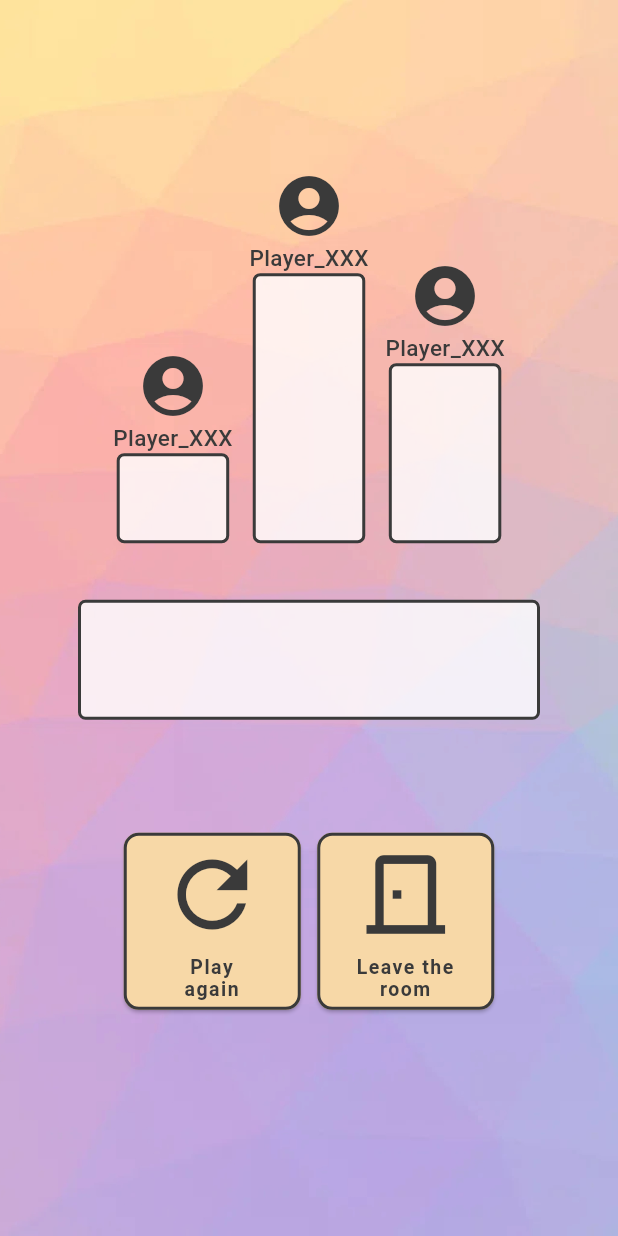
After one commit to IU-Capstone-Project-2025/Online-game-7Red, a Flutter app: the ResultPage screen opened by its route, on a phone screen of 412 x 824 dp. The commit adds this screen. Run offline on Flutter 3.47's test engine with Material 3 defaults, Android fonts, the phone set to English and light mode, and no system bars; our stand-ins replace circular_countdown_timer, shared_preferences; missing offline and left inert: flame; accounts and stored records are empty; network calls fail.

Commit message:
feat: add schema to ResultPage, upgrade text in WaitingRoomPage, upgrade place and time saving in GamePage

```diff
--- a/frontend/lib/data/player.dart
+++ b/frontend/lib/data/player.dart
@@ -4,6 +4,7 @@ class Player {
   final bool isMe;
   List<String> pallete = [];
   int numOfCards = 7;
+  int place = 0;
 
   Player({required this.id, required this.name, required this.isMe});
 }
--- a/frontend/lib/main.dart
+++ b/frontend/lib/main.dart
@@ -1,5 +1,6 @@
 import 'package:flutter/material.dart';
 import 'package:provider/provider.dart';
+
 import 'providers/provider.dart';
 import 'pages/welkome_page.dart';
 import 'pages/sign_in_page.dart';
@@ -7,6 +8,7 @@ import 'pages/sign_up_page.dart';
 import 'pages/main_menu_page.dart';
 import 'pages/waiting_room_page.dart';
 import 'pages/game_page.dart';
+import 'pages/result_page.dart';
 
 void main() {
   WidgetsFlutterBinding.ensureInitialized();
@@ -36,6 +38,7 @@ class MyApp extends StatelessWidget {
         '/mainmenu': (context) => MainMenuPage(),
         '/waitingroom': (context) => WaitingRoomPage(),
         '/gameroom': (context) => GameRoomPage(),
+        '/result': (context) => ResultPage(),
       },
     );
   }
--- a/frontend/lib/pages/game_page.dart
+++ b/frontend/lib/pages/game_page.dart
@@ -48,6 +48,9 @@ class _GameRoomPageState extends State<GameRoomPage> {
   Player? playerLeft;
   Player? playerRight;
 
+  Timer? _allTimeTimer;
+  int _allTime = 0;
+
 //  bool myTurn = true;
 //   bool myAllTurn = true;
   bool myTurn = false;
@@ -61,6 +64,8 @@ class _GameRoomPageState extends State<GameRoomPage> {
   List<CountDownController> timers = [];
   int currTimerIndex = 0;
   List<CountDownController> timersDied = [];
+
+  int myPlace = 0;
 
   @override
   void initState() {
@@ -143,6 +148,9 @@ class _GameRoomPageState extends State<GameRoomPage> {
         }
       }
 
+      _allTimeTimer = Timer.periodic(Duration(seconds: 1), (timer) {
+        _allTime++;
+      });
       _startTurnTimer();
     });
   }
@@ -165,6 +173,7 @@ class _GameRoomPageState extends State<GameRoomPage> {
   }
 
   void _handleRightTurn() {
+    _turnTimer?.cancel();
     setState(() {
       myTurn = false;
       ruleChanged = true;
@@ -183,6 +192,7 @@ class _GameRoomPageState extends State<GameRoomPage> {
             playerUp!.pallete = [];
           }
         }
+        _players[_players.indexOf(player)].place = _activePlayers.length;
         _activePlayers.remove(message['id_did']);
         timersDied.add(timers[_players.indexOf(player)]);
       } else {
@@ -215,6 +225,9 @@ class _GameRoomPageState extends State<GameRoomPage> {
           for (var timer in timers) {
             timer.reset();
           }
+          _allTimeTimer?.cancel();
+          myPlace = _activePlayers.length;
+          _players[_players.indexOf(_players.firstWhere((p) => p.id == _currentPlayerId))].place = _activePlayers.length;
           loosingWinning();
           return;
 
@@ -235,6 +248,9 @@ class _GameRoomPageState extends State<GameRoomPage> {
         for (var timer in timers) {
           timer.reset();
         }
+        myPlace = 1;
+        _players[_players.indexOf(_players.firstWhere((p) => p.id == _currentPlayerId))].place = 1;
+        _allTimeTimer?.cancel();
         loosingWinning();
         return;
       }
@@ -277,7 +293,7 @@ class _GameRoomPageState extends State<GameRoomPage> {
   }
 
   void _submitTurn() {
-    _turnTimer?.cancel();
+    // _turnTimer?.cancel();
 
     setState(() {
       myTurn = false;
@@ -314,6 +330,9 @@ class _GameRoomPageState extends State<GameRoomPage> {
       for (var timer in timers) {
         timer.reset();
       }
+      _allTimeTimer?.cancel();
+      myPlace = _activePlayers.length;
+      _players[_players.indexOf(_players.firstWhere((p) => p.id == _currentPlayerId))].place = _activePlayers.length;
       loosingWinning();
     });
 
@@ -411,7 +430,8 @@ class _GameRoomPageState extends State<GameRoomPage> {
                   children: [
                     Expanded(flex: 1, child: Text(""),),
                     if (gamemode == 2)
-                      Text(youWin ? "1st" : "2nd", style: resLoseStyleBig),
+                      // Text(youWin ? "1st" : "2nd", style: resLoseStyleBig),
+                      Text(myPlace == 1 ? "1st" : (myPlace == 2 ? "2nd" : (myPlace == 3 ? "3rd" : "4th") ), style: resLoseStyleBig),
                     Text("place", style: resLoseStyle,),
                     Expanded(flex: 1, child: Text(""),),
                     Row(
@@ -481,6 +501,7 @@ class _GameRoomPageState extends State<GameRoomPage> {
                               ),
                             ),
                             onPressed: () {
+                              //
                               _webSocket.disconnect();
                               Navigator.of(context).pop();
                               Navigator.pushNamed(context, '/mainmenu');
--- /dev/null
+++ b/frontend/lib/pages/result_page.dart
@@ -0,0 +1,190 @@
+import 'package:flutter/material.dart';
+import 'package:provider/provider.dart';
+import 'package:http/http.dart' as http;
+import 'dart:convert';
+
+import '../providers/provider.dart';
+import '../data/styles.dart';
+
+class ResultPage extends StatefulWidget {
+  const ResultPage({super.key});
+
+  @override
+  State<ResultPage> createState() => _ResultPageState();
+}
+
+class _ResultPageState extends State<ResultPage> {
+  @override
+  Widget build(BuildContext context) {
+    final gameProvider = Provider.of<GameProvider>(context);
+
+    return Scaffold(
+      body: Container(
+        decoration: BoxDecoration(
+          image: DecorationImage(
+            image: AssetImage('lib/assets/background.jpg'),
+            fit: BoxFit.cover,
+          ),
+        ),
+        child: Center(
+          child: Column(
+            crossAxisAlignment: CrossAxisAlignment.center,
+            children: [
+              Expanded(flex: 3, child: Text("")),
+              Row(
+                mainAxisAlignment: MainAxisAlignment.center,
+                crossAxisAlignment: CrossAxisAlignment.end,
+                children: [
+                  Column(
+                    mainAxisAlignment: MainAxisAlignment.end,
+                    children: [
+                      Icon(Icons.account_circle, size: 48, color: grey3A3A3AColor,),
+                      Text("Player_XXX", style: basicTextStyle,),
+                      Container(
+                        width: 75,
+                        height: 60,
+                        decoration: BoxDecoration(
+                          color: whiteInvisColor,
+                          borderRadius: BorderRadius.circular(5),
+                          border: Border.all(color: grey3A3A3AColor, width: 2),
+                        ),
+                      ),
+                    ],
+                  ),
+                  Padding(padding: const EdgeInsets.only(left: 11)),
+                  Column(
+                    mainAxisAlignment: MainAxisAlignment.end,
+                    children: [
+                      Icon(Icons.account_circle, size: 48, color: grey3A3A3AColor,),
+                      Text("Player_XXX", style: basicTextStyle,),
+                      Container(
+                        width: 75,
+                        height: 180,
+                        decoration: BoxDecoration(
+                          color: whiteInvisColor,
+                          borderRadius: BorderRadius.circular(5),
+                          border: Border.all(color: grey3A3A3AColor, width: 2),
+                        ),
+                      ),
+                    ],
+                  ),
+                  Padding(padding: const EdgeInsets.only(left: 11)),
+                  Column(
+                    mainAxisAlignment: MainAxisAlignment.end,
+                    children: [
+                      Icon(Icons.account_circle, size: 48, color: grey3A3A3AColor,),
+                      Text("Player_XXX", style: basicTextStyle,),
+                      Container(
+                        width: 75,
+                        height: 120,
+                        decoration: BoxDecoration(
+                          color: whiteInvisColor,
+                          borderRadius: BorderRadius.circular(5),
+                          border: Border.all(color: grey3A3A3AColor, width: 2),
+                        ),
+                      ),
+                    ],
+                  ),
+                ]
+              ),
+              Expanded(flex: 1, child: Text("")),
+              Container(
+                width: 308,
+                height: 80,
+                decoration: BoxDecoration(
+                  color: whiteInvisColor,
+                  borderRadius: BorderRadius.circular(5),
+                  border: Border.all(color: grey3A3A3AColor, width: 2),
+                ),
+              ),
+              Expanded(flex: 2, child: Text("")),
+              Row(
+                mainAxisAlignment: MainAxisAlignment.center,
+                children: [
+                  SizedBox(
+                    width: 118,
+                    height: 118,
+                    child: ElevatedButton(
+                      style: ButtonStyle(
+                          backgroundColor: WidgetStateProperty.all<Color>(
+                          buttonColor,
+                        ),
+                        textStyle: WidgetStateProperty.all<TextStyle>(
+                          buttonTextStyle,
+                        ),
+                        foregroundColor: WidgetStateProperty.all<Color>(
+                          grey3A3A3AColor,
+                        ),
+                        shape:
+                          WidgetStateProperty.all<RoundedRectangleBorder>(
+                            RoundedRectangleBorder(
+                              borderRadius: BorderRadius.circular(10),
+                            ),
+                          ),
+                        side: WidgetStateProperty.all<BorderSide>(
+                          BorderSide(color: grey3A3A3AColor, width: 2),
+                        ),
+                      ),
+                      onPressed: () async{
+
+                      },
+                      child: Column(
+                        children: [
+                          const Expanded(flex: 1, child: Text(""),),
+                          Icon(Icons.refresh, size: 70),
+                          const Expanded(flex: 1, child: Text(""),),
+                          Text("Play again", style: buttonTextStyle, textAlign: TextAlign.center,),
+                          const Expanded(flex: 1, child: Text(""),),
+                        ],
+                      ),
+                    ),
+                  ),
+                  Padding(padding: const EdgeInsets.only(left: 11)),
+                  SizedBox(
+                    width: 118,
+                    height: 118,
+                    child: ElevatedButton(
+                      style: ButtonStyle(
+                          backgroundColor: WidgetStateProperty.all<Color>(
+                          buttonColor,
+                        ),
+                        textStyle: WidgetStateProperty.all<TextStyle>(
+                          buttonTextStyle,
+                        ),
+                        foregroundColor: WidgetStateProperty.all<Color>(
+                          grey3A3A3AColor,
+                        ),
+                        shape:
+                          WidgetStateProperty.all<RoundedRectangleBorder>(
+                            RoundedRectangleBorder(
+                              borderRadius: BorderRadius.circular(10),
+                            ),
+                          ),
+                        side: WidgetStateProperty.all<BorderSide>(
+                          BorderSide(color: grey3A3A3AColor, width: 2),
+                        ),
+                      ),
+                      onPressed: () async{
+
+                      },
+                      child: Column(
+                        children: [
+                          const Expanded(flex: 1, child: Text(""),),
+                          Icon(Icons.door_back_door_outlined, size: 70),
+                          const Expanded(flex: 1, child: Text(""),),
+                          Text("Leave the room", style: buttonTextStyle, textAlign: TextAlign.center,),
+                          const Expanded(flex: 1, child: Text(""),),
+                        ],
+                      ),
+                    ),
+                  ),
+                ],
+              ),
+              Expanded(flex: 4, child: Text("")),
+            ],
+          ),
+        ),
+      ),
+    );
+  }
+}
--- a/frontend/lib/pages/sign_up_page.dart
+++ b/frontend/lib/pages/sign_up_page.dart
@@ -275,9 +275,9 @@ class _SignUpPageState extends State<SignUpPage> {
                               });
                               return;
                             }
-                            else if (controller3.text.length > 12 || controller3.text.length < 6) {
+                            else if (controller3.text.length > 16 || controller3.text.length < 6) {
                               setState(() {
-                                errPassword = '6-12 symbols';
+                                errPassword = '6-16 symbols';
                               });
                               return;
                             }
--- a/frontend/lib/pages/waiting_room_page.dart
+++ b/frontend/lib/pages/waiting_room_page.dart
@@ -227,10 +227,10 @@ class _WaitingRoomPageState extends State<WaitingRoomPage> {
                     mainAxisAlignment: MainAxisAlignment.center,
                     children: [
                       Text("Room", style: boldTextStyle),
-                      Text(room_id, style: bigNumberStyle),
+                      SelectableText(room_id, style: bigNumberStyle),
                       Padding(padding: const EdgeInsets.only(top: 10)),
                       Text("Password", style: boldTextStyle),
-                      Text(gameProvider.roomPassword, style: bigNumberStyle),
+                      SelectableText(gameProvider.roomPassword, style: bigNumberStyle),
                     ],
                   )
                 ],
```
